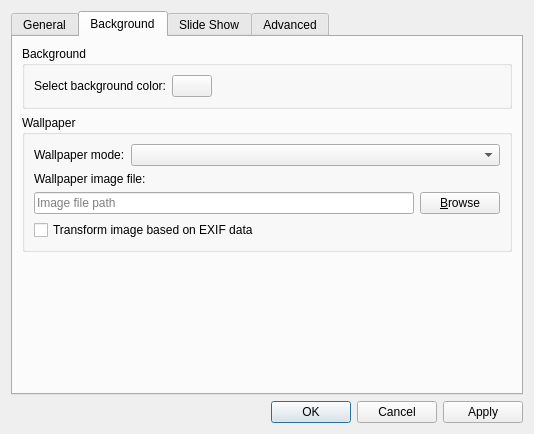
Above: pcmanfm/desktop-preferences.ui from lxqt/pcmanfm-qt before the change. Below: the same form after it.
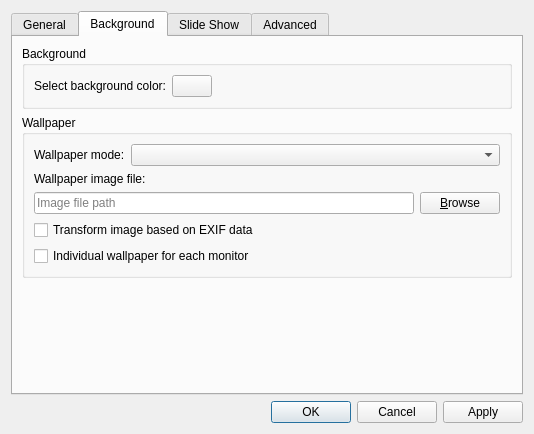
That is the form after the change. The open tabs and pages were chosen to show the change. Icons and pictures are not drawn. Custom widgets are drawn as their Qt base class.

Commit message: Multimonitor wallpaper support (#1043)

```diff
--- a/pcmanfm/desktop-preferences.ui
+++ b/pcmanfm/desktop-preferences.ui
@@ -331,6 +331,13 @@
             </property>
            </widget>
           </item>
+          <item row="4" column="0" colspan="2">
+           <widget class="QCheckBox" name="perScreenWallpaper">
+            <property name="text">
+             <string>Individual wallpaper for each monitor</string>
+            </property>
+           </widget>
+          </item>
          </layout>
         </widget>
        </item>
```
The commit also changes 4 other files.
